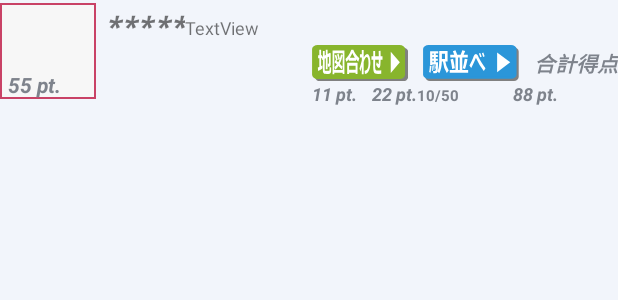
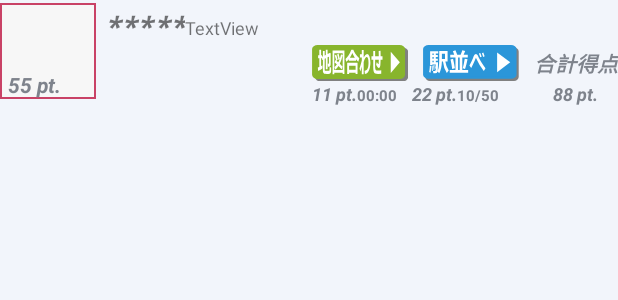
Before and after one commit to PE-Nom/PuzRail, an Android app: the layout railway_list_item.xml on its own in the app's theme, with its tools: preview values and no code run, on a phone screen of 412 x 824 dp. Shown: the top 300 px of the screen. Run offline under Robolectric (Android 15) with nearby library versions, the phone set to English and light mode, and no system bars.

Commit message:
地図合わせのタイマ値をDBに登録、リストに表示するよう変更

```diff
--- a/app/src/main/java/com/pentech/puzrail/location/LocationPuzzleActivity.java
+++ b/app/src/main/java/com/pentech/puzrail/location/LocationPuzzleActivity.java
@@ -399,8 +399,10 @@ public class LocationPuzzleActivity extends AppCompatActivity implements
             mImageView.resetImageDrawable();
             setGeoJsonVisible();
             this.line.setLocationAnswerStatus();
-            int sc = computeSocre(this.mImageView.getPlayingTimer(),this.line.getLocationShowAnswerCount());
+            long timer = this.mImageView.getPlayingTimer();
+            int sc = computeSocre(timer,this.line.getLocationShowAnswerCount());
             this.line.setLocationScore(sc);
+            this.line.setLocationTime(timer);
             db.updateLineLocationAnswerStatus(this.line);
         }
         else{
--- a/app/src/main/res/layout/railway_list_item.xml
+++ b/app/src/main/res/layout/railway_list_item.xml
@@ -146,16 +146,34 @@
                         android:layout_width="match_parent"
                         android:layout_height="match_parent">
 
+                        <LinearLayout
+                            android:layout_width="match_parent"
+                            android:layout_height="match_parent"
+                            android:orientation="horizontal">
+
                             <TextView
                                 android:id="@+id/locationScoreAndUnit"
-                            android:layout_width="match_parent"
-                            android:layout_height="match_parent"
+                                android:layout_width="wrap_content"
+                                android:layout_height="wrap_content"
                                 android:layout_marginLeft="10dp"
+                                android:layout_weight="1"
                                 android:text="11 pt."
                                 android:textAlignment="center"
                                 android:textColor="@color/color_0"
                                 android:textSize="12sp"
                                 android:textStyle="bold|italic" />
+
+                            <TextView
+                                android:id="@+id/locationTime"
+                                android:layout_width="wrap_content"
+                                android:layout_height="wrap_content"
+                                android:layout_weight="1"
+                                android:text="00:00"
+                                android:textAlignment="center"
+                                android:textColor="@color/color_0"
+                                android:textSize="10sp"
+                                android:textStyle="bold" />
+                        </LinearLayout>
 
                         <LinearLayout
                             android:layout_width="match_parent"
```
Also changed, not shown: app/src/main/java/com/pentech/puzrail/database/DBAdapter.java (+5 -2 lines), app/src/main/java/com/pentech/puzrail/database/Line.java (+9 -2 lines), app/src/main/java/com/pentech/puzrail/piecegarally/RailwayListAdapter.java (+8 -0 lines), 1 other file. Lines whose indentation alone changed are shown as unchanged.
